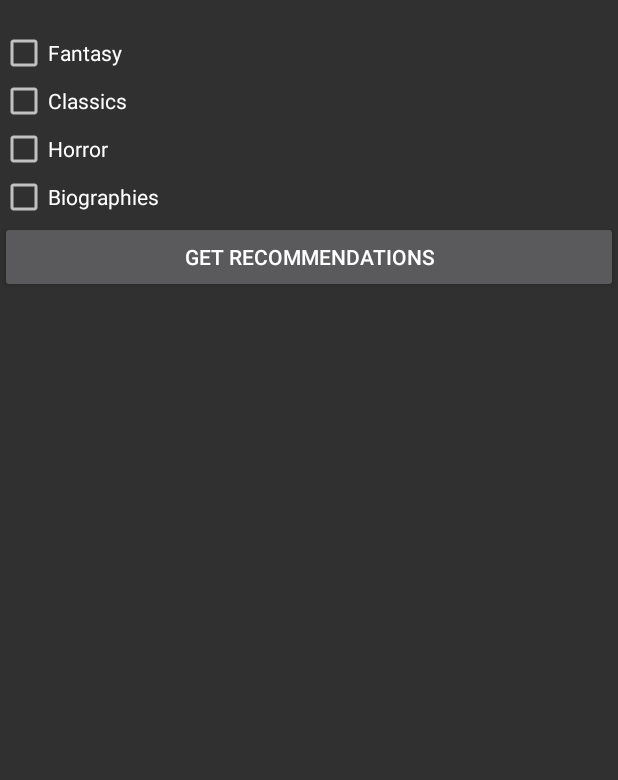
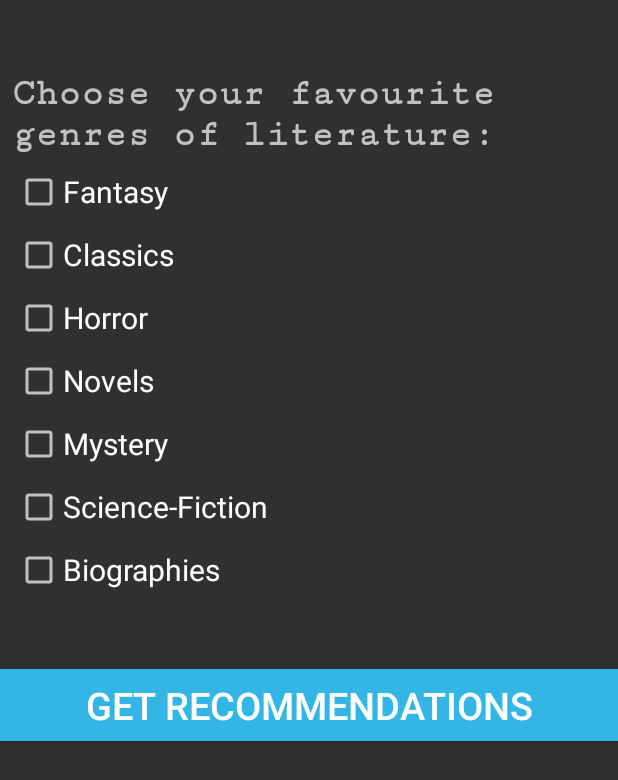
Before and after one commit to Mihail-Iliev13/BookManagerApp, an Android app: the layout activity_get_recommendations.xml on its own in the app's theme, with its tools: preview values and no code run, on a phone screen of 412 x 824 dp. Shown: the top 780 px of the screen. Run offline under Robolectric (Android 15) with nearby library versions, the phone set to English and light mode, and no system bars.

Commit message:
some layout changes done

```diff
--- a/app/src/main/java/com/example/pc/bookmanagerapplication/activities/StringConstants.java
+++ b/app/src/main/java/com/example/pc/bookmanagerapplication/activities/StringConstants.java
@@ -5,9 +5,4 @@ public class StringConstants {
     public static final String COLLECTION_WANT_TO_READ = "Want to read";
     public static final String COLLECTION_READ = "Read list";
     public static final String COLLECTION_RECOMMENDATIONS = "Recommendations";
-
-    private StringConstants(){
-
-    }
-
 }
--- a/app/src/main/java/com/example/pc/bookmanagerapplication/activities/activities/otherActivities/BookDetailsActivity.java
+++ b/app/src/main/java/com/example/pc/bookmanagerapplication/activities/activities/otherActivities/BookDetailsActivity.java
@@ -7,7 +7,7 @@ import android.widget.TextView;
 
 import com.example.pc.bookmanagerapplication.R;
 import com.example.pc.bookmanagerapplication.activities.models.Book;
-
+//TODO add image, change layout, add "want to read" button, and "read" button, add infromation fragment
 public class BookDetailsActivity extends AppCompatActivity {
 
     @Override
--- a/app/src/main/java/com/example/pc/bookmanagerapplication/activities/models/Book.java
+++ b/app/src/main/java/com/example/pc/bookmanagerapplication/activities/models/Book.java
@@ -23,7 +23,7 @@ public class Book implements Serializable {
     @Override
     public String toString() {
         StringBuilder builder = new StringBuilder();
-        builder.append(title).append(" by ").append(author);
+        builder.append("\"").append(title).append("\"").append(" by ").append(author);
         return builder.toString();
     }
 }
--- a/app/src/main/res/layout/activity_get_recommendations.xml
+++ b/app/src/main/res/layout/activity_get_recommendations.xml
@@ -18,11 +18,20 @@
 
         <TextView
             android:id="@+id/tv_message"
+            android:textStyle="bold"
+            android:fontFamily="serif-monospace"
+            android:layout_centerInParent="true"
+            android:layout_below="@+id/tb_menu"
+            android:padding="@dimen/material_drawer_account_header_dropdown"
+            android:textSize="25dp"
+            android:text="Choose your favourite genres of literature:"
             android:layout_width="match_parent"
             android:layout_height="wrap_content" />
 
         <CheckBox
+            android:layout_marginLeft="10dp"
             android:id="@+id/cb_fantasy"
+            android:textSize="20sp"
             android:layout_below="@+id/tv_message"
             android:text="Fantasy"
             android:layout_width="match_parent"
@@ -31,7 +40,10 @@
             />
 
         <CheckBox
+            android:layout_marginLeft="10dp"
             android:id="@+id/cb_classics"
+            android:layout_marginTop="10dp"
+            android:textSize="20sp"
             android:layout_below="@+id/cb_fantasy"
             android:text="Classics"
             android:layout_width="match_parent"
@@ -40,7 +52,10 @@
             />
 
         <CheckBox
+            android:layout_marginLeft="10dp"
             android:id="@+id/cb_horror"
+            android:layout_marginTop="10dp"
+            android:textSize="20sp"
             android:layout_below="@+id/cb_classics"
             android:text="Horror"
             android:layout_width="match_parent"
@@ -48,9 +63,52 @@
             android:onClick="selectItem"
             />
 
+
+
         <CheckBox
+            android:layout_marginLeft="10dp"
+            android:id="@+id/cb_novels"
+            android:layout_marginTop="10dp"
+            android:textSize="20sp"
+            android:layout_below="@+id/cb_horror"
+            android:text="Novels"
+            android:layout_width="match_parent"
+            android:layout_height="wrap_content"
+            android:onClick="selectItem"
+            />
+
+
+        <CheckBox
+            android:layout_marginLeft="10dp"
+            android:id="@+id/cb_mystery"
+            android:layout_marginTop="10dp"
+            android:textSize="20sp"
+            android:layout_below="@+id/cb_novels"
+            android:text="Mystery"
+            android:layout_width="match_parent"
+            android:layout_height="wrap_content"
+            android:onClick="selectItem"
+            />
+
+
+        <CheckBox
+            android:id="@+id/cb_science_fiction"
+            android:layout_marginTop="10dp"
+            android:layout_marginLeft="10dp"
+            android:textSize="20sp"
+            android:layout_below="@+id/cb_mystery"
+            android:text="Science-Fiction"
+            android:layout_width="match_parent"
+            android:layout_height="wrap_content"
+            android:onClick="selectItem"
+            />
+
+        <CheckBox
+            android:layout_marginLeft="10dp"
+            android:layout_marginTop="10dp"
             android:id="@+id/cb_biographies"
-            android:layout_below="@+id/cb_horror"
+            android:textSize="20sp"
+            android:layout_below="@+id/cb_science_fiction"
             android:text="Biographies"
             android:layout_width="match_parent"
             android:layout_height="wrap_content"
@@ -58,7 +116,10 @@
             />
 
         <Button
-            android:id="@+id/bt_get_recommendations"
+            android:id="@+id/btn_get_recommendations"
+            android:layout_marginTop="50dp"
+            android:background="@android:color/holo_blue_light"
+            android:textSize="25sp"
             android:layout_below="@+id/cb_biographies"
             android:layout_width="match_parent"
             android:layout_height="wrap_content"
--- a/app/src/main/res/values/strings.xml
+++ b/app/src/main/res/values/strings.xml
@@ -4,4 +4,7 @@
     <string name="want_to_read">Want to read</string>
     <string name="read_books">Read books</string>
     <string name="currently_reading">Currently Reading</string>
+
+    <!-- TODO: Remove or change this placeholder text -->
+    <string name="hello_blank_fragment">Hello blank fragment</string>
 </resources>
```
Also changed, not shown: app/src/main/java/com/example/pc/bookmanagerapplication/activities/RecommendationsListFragment.java (added, +76 -0 lines), app/src/main/java/com/example/pc/bookmanagerapplication/activities/activities/drawerActivities/GetRecommendationsActivity.java (+8 -8 lines), app/src/main/java/com/example/pc/bookmanagerapplication/activities/activities/otherActivities/RecommendationsListActivity.java (+10 -31 lines), app/src/main/res/layout/activity_recommendations_list.xml (+5 -3 lines), app/src/main/res/layout/fragment_recommendation_list.xml (added, +13 -0 lines), app/src/main/res/layout/recommendation_list_view_layout.xml (deleted, +0 -33 lines).
